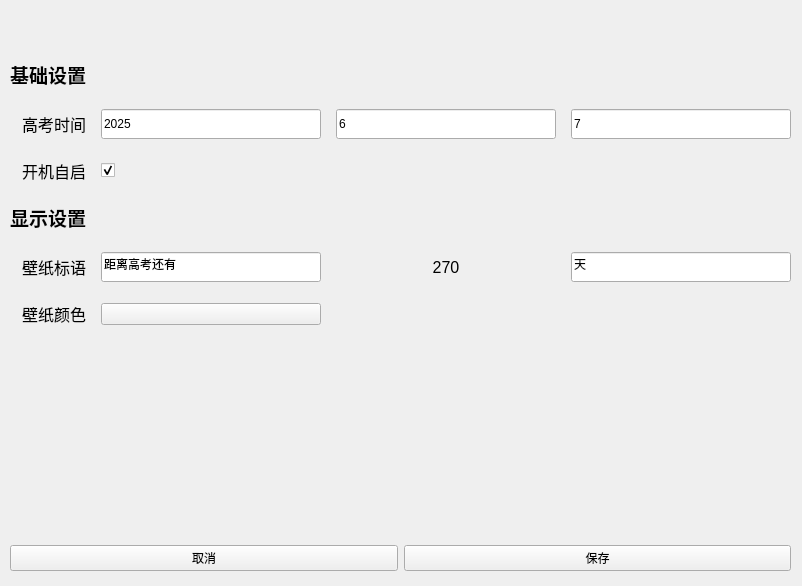
First picture: the form in widget.ui, repository Zao-chen/ZcGaoKaoCountdown, before the edit.
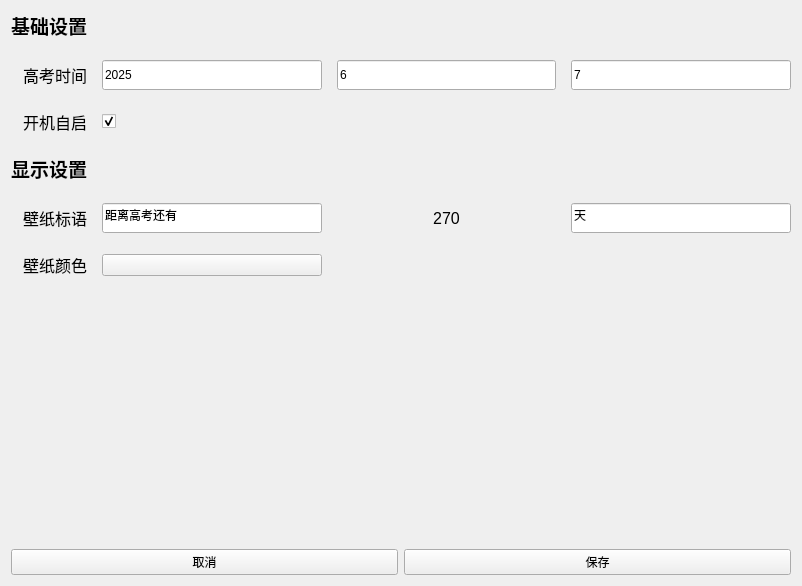
Second picture: the form after the edit. Custom widgets are drawn as their Qt base class.

What changed in the file:
```diff
--- a/widget.ui
+++ b/widget.ui
@@ -16,15 +16,8 @@
   <property name="styleSheet">
    <string notr="true"/>
   </property>
-  <widget class="QWidget" name="verticalLayoutWidget">
-   <property name="geometry">
-    <rect>
-     <x>10</x>
-     <y>60</y>
-     <width>781</width>
-     <height>511</height>
-    </rect>
-   </property>
+  <layout class="QGridLayout" name="gridLayout">
+   <item row="0" column="0">
    <layout class="QVBoxLayout" name="verticalLayout">
     <item>
      <layout class="QGridLayout" name="gridLayout_2" rowstretch="0,0,0,0,0,0">
@@ -260,7 +253,8 @@
      </layout>
     </item>
    </layout>
-  </widget>
+   </item>
+  </layout>
  </widget>
  <customwidgets>
   <customwidget>
```
Lines whose indentation alone changed are shown as unchanged.
